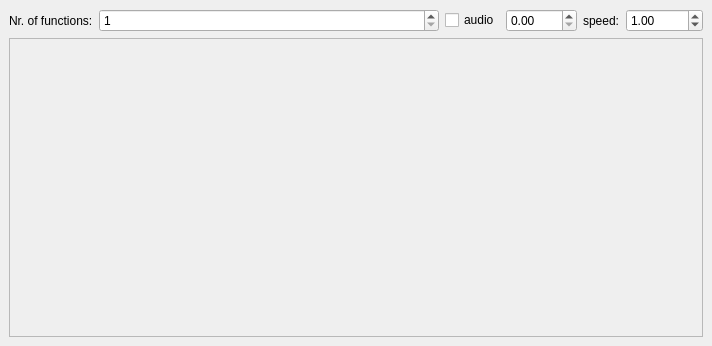
This is src/view/ui/mainwindow.ui in EsGeh/function-graph-explorer as Qt 5 draws it before an edit. The edited form follows.
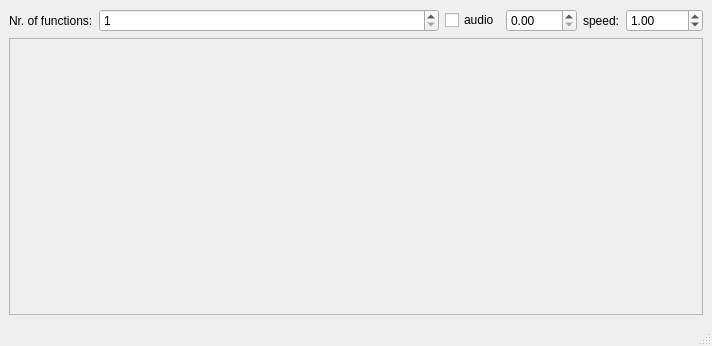
This is the edited form.

Commit message: stats in status bar. add helpful key codes.

Diff of the .ui file:
```diff
--- a/src/view/ui/mainwindow.ui
+++ b/src/view/ui/mainwindow.ui
@@ -87,7 +87,7 @@
          <x>0</x>
          <y>0</y>
          <width>692</width>
-         <height>270</height>
+         <height>248</height>
         </rect>
        </property>
        <layout class="QVBoxLayout" name="verticalLayout">
@@ -120,6 +120,7 @@
     </rect>
    </property>
   </widget>
+  <widget class="QStatusBar" name="statusBar"/>
   <action name="actionInfo">
    <property name="text">
     <string>Keys</string>
```
Left out of the diff: 3 changed lines with no effect on the pictures. The commit also changes 16 other files.
